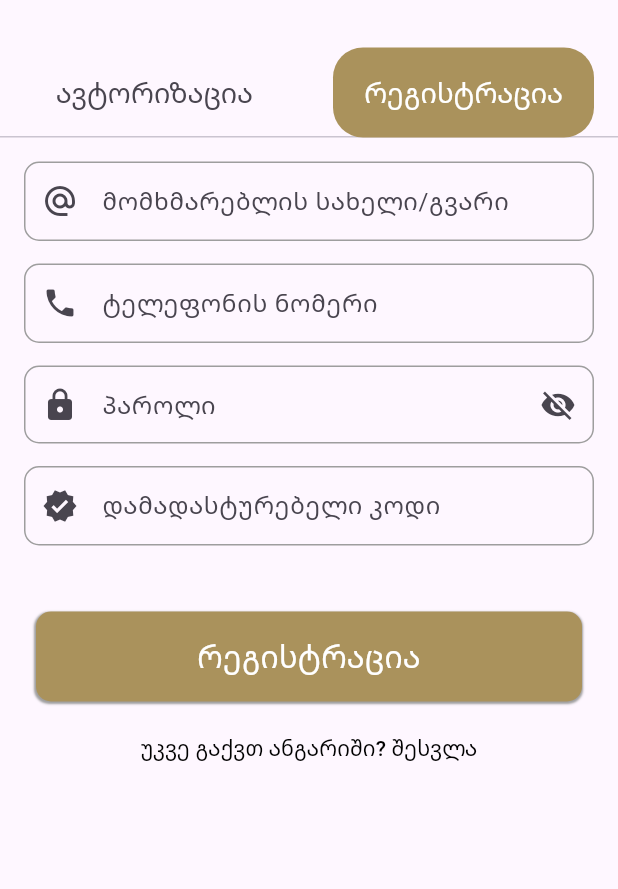
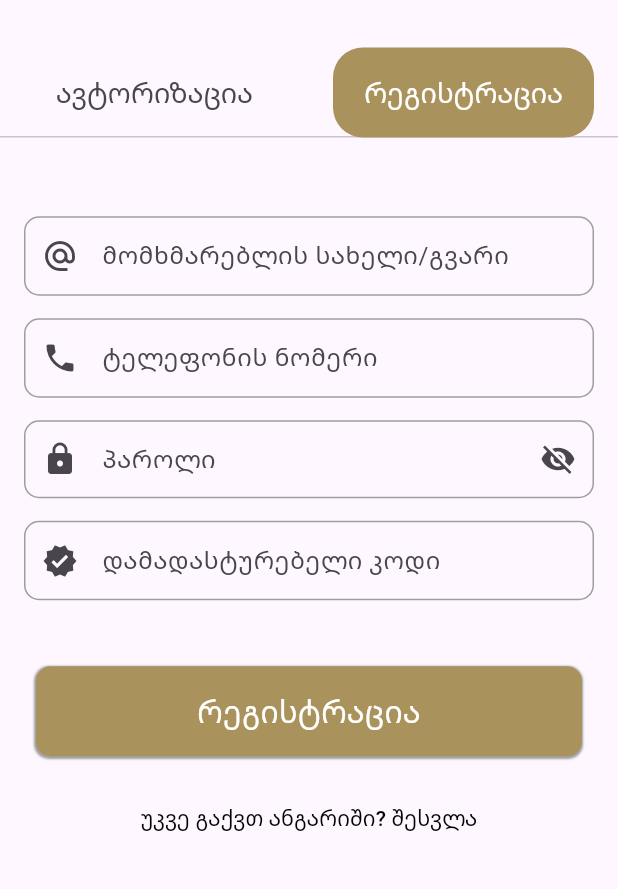
Before and after one commit to durdunela/Godess, a Flutter app: the screen it shows after launch, after a tap on "არ ხარ დარეგისტრირებული? შექმენი ანგარიშ", on a phone screen of 412 x 824 dp, the part 347-1236 px from its top. Run offline on Flutter 3.47's test engine with Material 3 defaults, Android fonts, the phone set to English and light mode, and no system bars; our stand-ins replace flutter_riverpod, flutter_svg, font_awesome_flutter; project files that could hold a hidden picture were left out.

Commit message:
centered login/signup

```diff
--- a/godess/lib/presentation/auth/login_card.dart
+++ b/godess/lib/presentation/auth/login_card.dart
@@ -82,10 +82,12 @@ class _LoginCardState extends ConsumerState<LoginCard> {
   Widget build(BuildContext context) {
     return Scaffold(
       resizeToAvoidBottomInset: false,
-      body: SingleChildScrollView(
+      body: Center(
+        child: SingleChildScrollView(
           child: Padding(
             padding: const EdgeInsets.all(16.0),
             child: Column(
+              mainAxisAlignment: MainAxisAlignment.center,
               mainAxisSize: MainAxisSize.min,
               children: <Widget>[
                 CustomRoundedTextField(
@@ -130,6 +132,7 @@ class _LoginCardState extends ConsumerState<LoginCard> {
             ),
           ),
         ),
+      ),
     );
   }
 }
--- a/godess/lib/presentation/auth/singup_card.dart
+++ b/godess/lib/presentation/auth/singup_card.dart
@@ -1,5 +1,3 @@
-// ignore_for_file: use_build_context_synchronously
-
 import 'package:flutter/material.dart';
 import 'package:flutter_riverpod/flutter_riverpod.dart';
 import 'package:godess/data/auth_providers.dart';
@@ -108,12 +106,16 @@ class _SignupCardState extends ConsumerState<SignupCard> {
   Widget build(BuildContext context) {
     return Scaffold(
       resizeToAvoidBottomInset: false,
-      body: SingleChildScrollView(
+      body: Center(
+        child: SingleChildScrollView(
           child: Padding(
             padding: const EdgeInsets.all(16.0),
             child: Column(
+              mainAxisAlignment:
+                  MainAxisAlignment.center, // Centers the content
               mainAxisSize: MainAxisSize.min,
               children: <Widget>[
+                const SizedBox(height: 30), // Add space between logo and fields
                 CustomRoundedTextField(
                   controller: fullNameController,
                   hintText: 'მომხმარებლის სახელი/გვარი',
@@ -157,6 +159,8 @@ class _SignupCardState extends ConsumerState<SignupCard> {
                   onPressed: _signUp,
                   text: 'რეგისტრაცია',
                 ),
+                const SizedBox(height: 10),
+                // TabView centered with this button
                 TextButton(
                   onPressed: widget.onSwitchToSignIn,
                   child: const Text(
@@ -168,6 +172,7 @@ class _SignupCardState extends ConsumerState<SignupCard> {
             ),
           ),
         ),
+      ),
     );
   }
 }
```
Also changed, not shown: godess/lib/presentation/auth/auth_page_main.dart (+8 -2 lines). Lines whose indentation alone changed are shown as unchanged.
